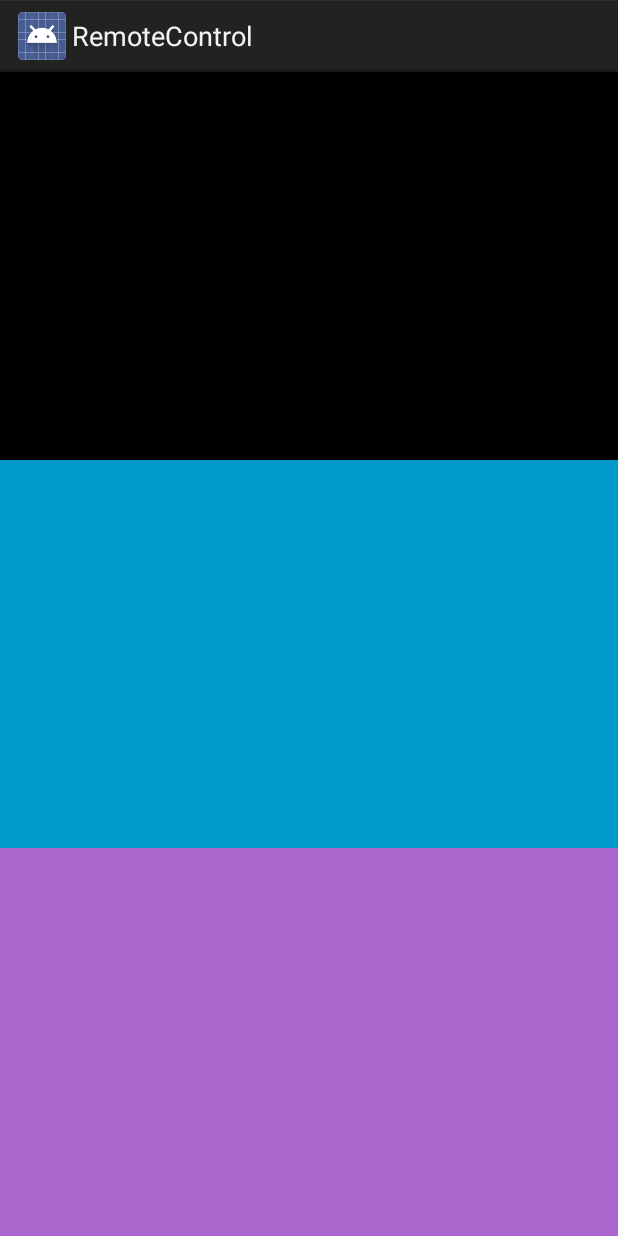
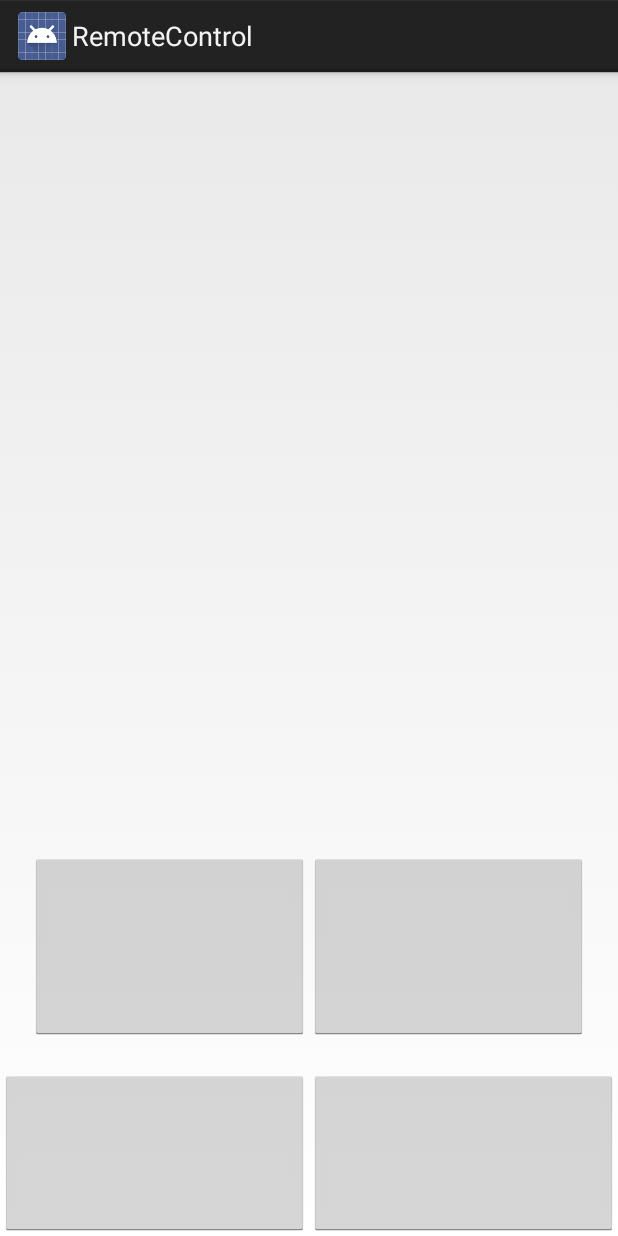
Before and after one commit to cyprienruffino/MiniRemote, an Android app: the BasicActivity screen opened directly, with no data from a screen before it, on a phone screen of 412 x 824 dp. Run offline under Robolectric (Android 15) with nearby library versions, the phone set to English and light mode, and no system bars.

Commit message:
basic command design ok

```diff
--- a/android/app/src/main/res/layout-land/basic.xml
+++ b/android/app/src/main/res/layout-land/basic.xml
@@ -1,34 +1,36 @@
 <?xml version="1.0" encoding="utf-8"?>
 <LinearLayout xmlns:android="http://schemas.android.com/apk/res/android"
-    android:orientation="horizontal"
-    android:layout_width="match_parent"
-    android:layout_height="match_parent">
+    style="@style/HorizontalLinearLayout">
     <LinearLayout
-        android:layout_width="match_parent"
-        android:layout_height="match_parent"
-        android:orientation="vertical"
+        style="@style/VerticalLinearLayout"
+        android:layout_weight="1"
+        android:layout_margin="20dip"
         >
         <View
-            android:layout_width="match_parent"
-            android:layout_height="match_parent"
+            style="@style/MatchParent"
+            android:layout_weight="1"
             />
         <LinearLayout
-            android:orientation="horizontal"
-            android:layout_width="match_parent"
-            android:layout_height="match_parent">
+            style="@style/HorizontalLinearLayout"
+            android:layout_weight="3">
             <Button
-                android:layout_width="match_parent"
-                android:layout_height="match_parent" />
+                style="@style/MatchParent"
+                android:layout_weight="1"/>
             <Button
-                android:layout_width="match_parent"
-                android:layout_height="match_parent" />
+                style="@style/MatchParent"
+                android:layout_weight="1"/>
         </LinearLayout>
     </LinearLayout>
     <LinearLayout
-        android:layout_width="match_parent"
-        android:layout_height="match_parent"
-        android:orientation="vertical"
+        style="@style/VerticalLinearLayout"
+        android:layout_weight="5"
         >
+        <Button
+            style="@style/MatchParent"
+            android:layout_weight="1"/>
+        <Button
+            style="@style/MatchParent"
+            android:layout_weight="1"/>
 
     </LinearLayout>
 
--- a/android/app/src/main/res/layout/basic.xml
+++ b/android/app/src/main/res/layout/basic.xml
@@ -1,29 +1,36 @@
 <?xml version="1.0" encoding="utf-8"?>
 <LinearLayout xmlns:android="http://schemas.android.com/apk/res/android"
-    android:orientation="vertical"
-    android:layout_width="match_parent"
-    android:layout_height="match_parent">
-
+    style="@style/VerticalLinearLayout">
+<LinearLayout
+    style="@style/VerticalLinearLayout"
+    android:layout_weight="1"
+    android:layout_margin="20dip">
     <View
-        android:background="@android:color/background_dark"
-        android:layout_width="match_parent"
-        android:layout_height="match_parent"
+        style="@style/MatchParent"
         android:layout_weight="1"
         />
     <LinearLayout
-        android:background="@android:color/holo_blue_dark"
-        android:orientation="horizontal"
-        android:layout_width="match_parent"
-        android:layout_height="match_parent"
-        android:layout_weight="1">
+        style="@style/HorizontalLinearLayout"
+        android:layout_weight="4">
+        <Button
+            style="@style/MatchParent"
+            android:layout_weight="1"/>
+        <Button
+            style="@style/MatchParent"
+            android:layout_weight="1"/>
 
     </LinearLayout>
+
+</LinearLayout>
     <LinearLayout
-        android:background="@android:color/holo_purple"
-        android:orientation="horizontal"
-        android:layout_width="match_parent"
-        android:layout_height="match_parent"
-        android:layout_weight="1">
+        style="@style/HorizontalLinearLayout"
+        android:layout_weight="6">
+        <Button
+            style="@style/MatchParent"
+            android:layout_weight="1"/>
+        <Button
+            style="@style/MatchParent"
+            android:layout_weight="1"/>
 
     </LinearLayout>
 
--- a/android/app/src/main/res/values/styles.xml
+++ b/android/app/src/main/res/values/styles.xml
@@ -2,4 +2,14 @@
 <resources>
 
     <style name="AppTheme" parent="@android:style/Theme.Holo.Light.DarkActionBar"/>
+    <style name="MatchParent">
+        <item name="android:layout_height">match_parent</item>
+        <item name="android:layout_width">match_parent</item>
+    </style>
+    <style name="HorizontalLinearLayout" parent="MatchParent">
+        <item name="android:orientation">horizontal</item>
+    </style>
+    <style name="VerticalLinearLayout" parent="MatchParent">
+        <item name="android:orientation">vertical</item>
+    </style>
 </resources>
```
